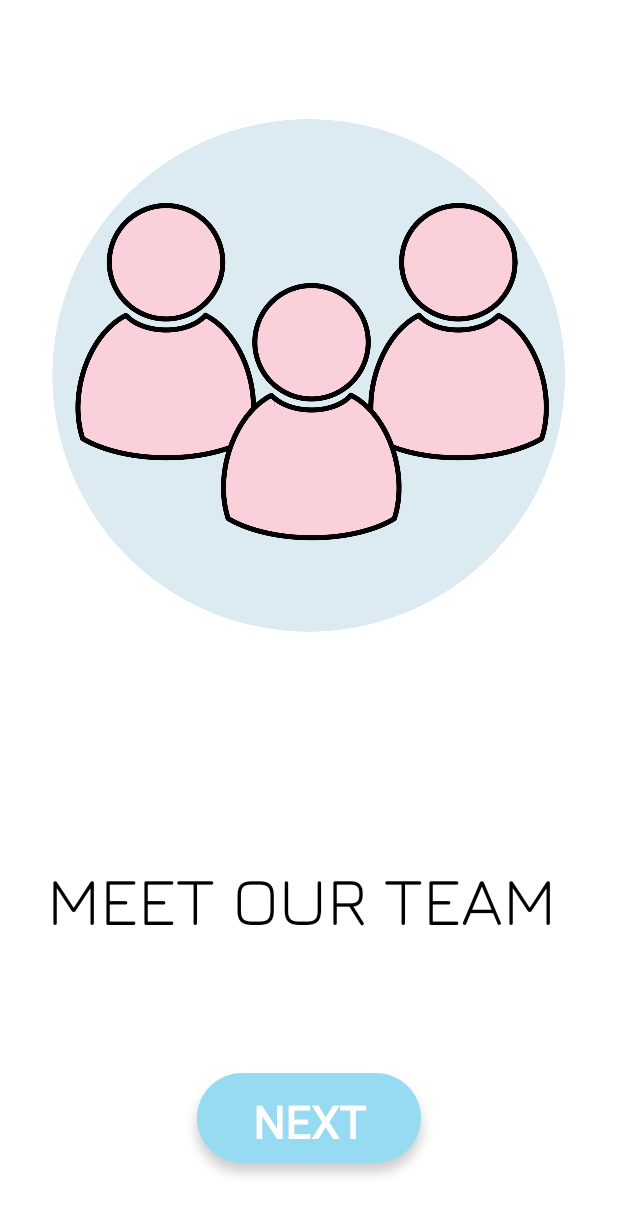
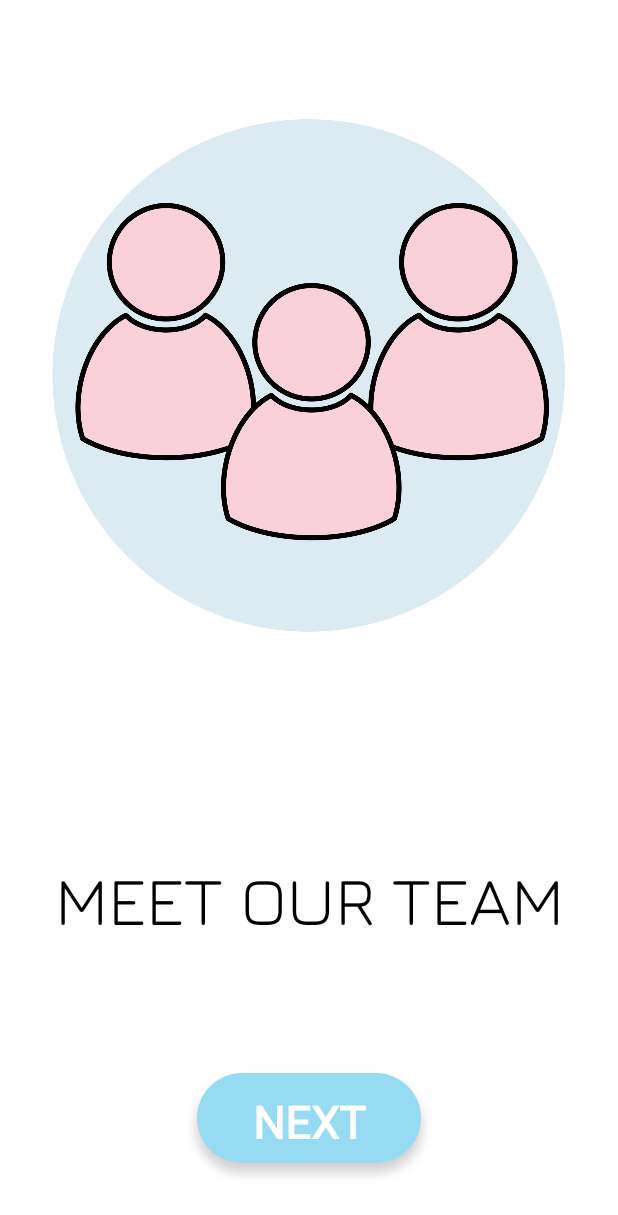
Before and after one commit to mpasko90/GroupApplication, an Android app: the screen it shows after launch (FirstActivity), on a phone screen of 412 x 824 dp. Shown: the top 1215 px of the screen. Run offline under Robolectric (Android 15) with nearby library versions, the phone set to English and light mode, and no system bars.

Commit message:
firstscreen ustawionylayout

```diff
--- a/app/src/main/res/layout/activity_first.xml
+++ b/app/src/main/res/layout/activity_first.xml
@@ -33,7 +33,6 @@
         android:textSize="45sp"
         app:layout_constraintBottom_toBottomOf="parent"
         app:layout_constraintEnd_toEndOf="parent"
-        app:layout_constraintHorizontal_bias="0.38"
         app:layout_constraintStart_toStartOf="parent"
         app:layout_constraintTop_toTopOf="@id/teamImg"
         app:layout_constraintVertical_bias="0.73" />
```
